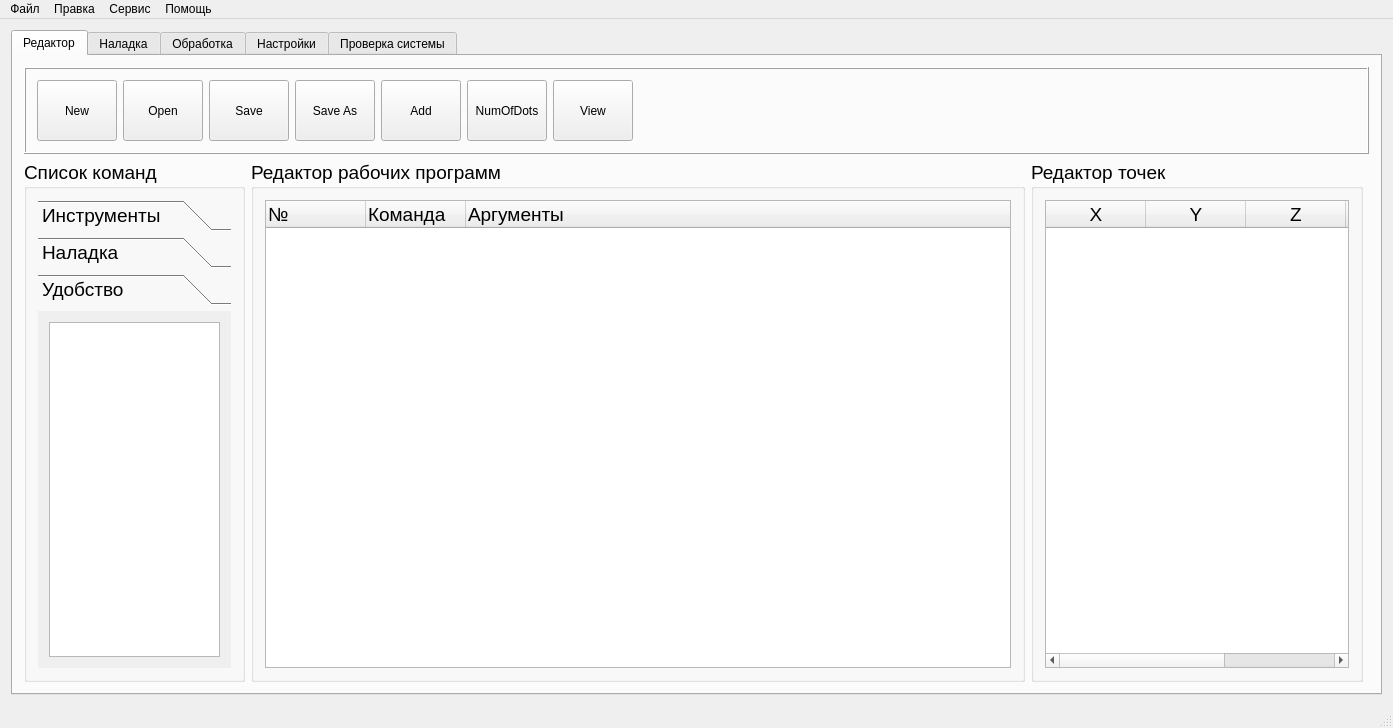
Xtail96/SML, file KAMEditor/gui/mainwindow.ui: the form before one commit.
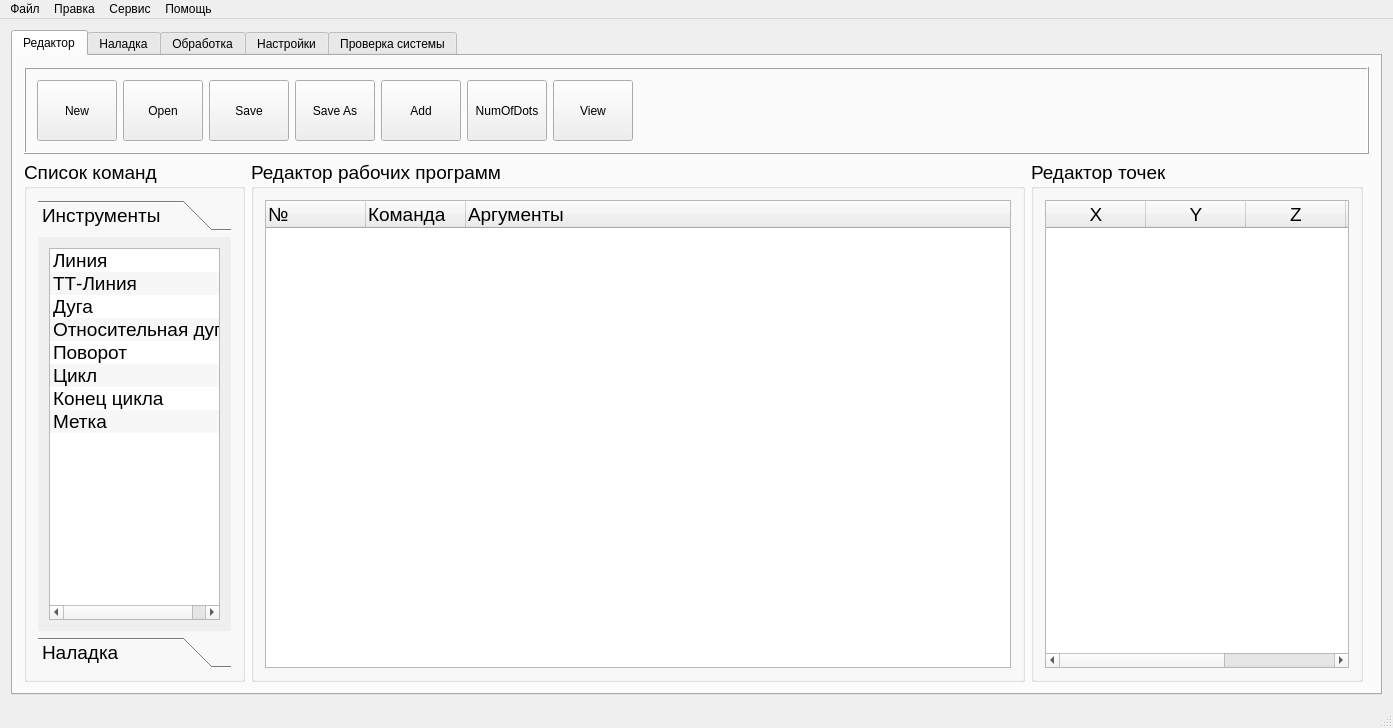
The form after the commit. The open tabs and pages were chosen to show the change. Icons and pictures are not drawn.

Commit message: Убран раздел "Удобство"

What changed in the file:
```diff
--- a/KAMEditor/gui/mainwindow.ui
+++ b/KAMEditor/gui/mainwindow.ui
@@ -423,7 +423,7 @@
                 <x>0</x>
                 <y>0</y>
                 <width>186</width>
-                <height>357</height>
+                <height>392</height>
                </rect>
               </property>
               <attribute name="label">
@@ -532,24 +532,6 @@
                </item>
               </layout>
              </widget>
-             <widget class="QWidget" name="page_3">
-              <property name="geometry">
-               <rect>
-                <x>0</x>
-                <y>0</y>
-                <width>186</width>
-                <height>357</height>
-               </rect>
-              </property>
-              <attribute name="label">
-               <string>Удобство</string>
-              </attribute>
-              <layout class="QVBoxLayout" name="verticalLayout_20">
-               <item>
-                <widget class="QListWidget" name="commands_convenient_listWidget"/>
-               </item>
-              </layout>
-             </widget>
             </widget>
            </item>
           </layout>
```
Left out of the diff: 114 changed lines with no effect on the pictures.
